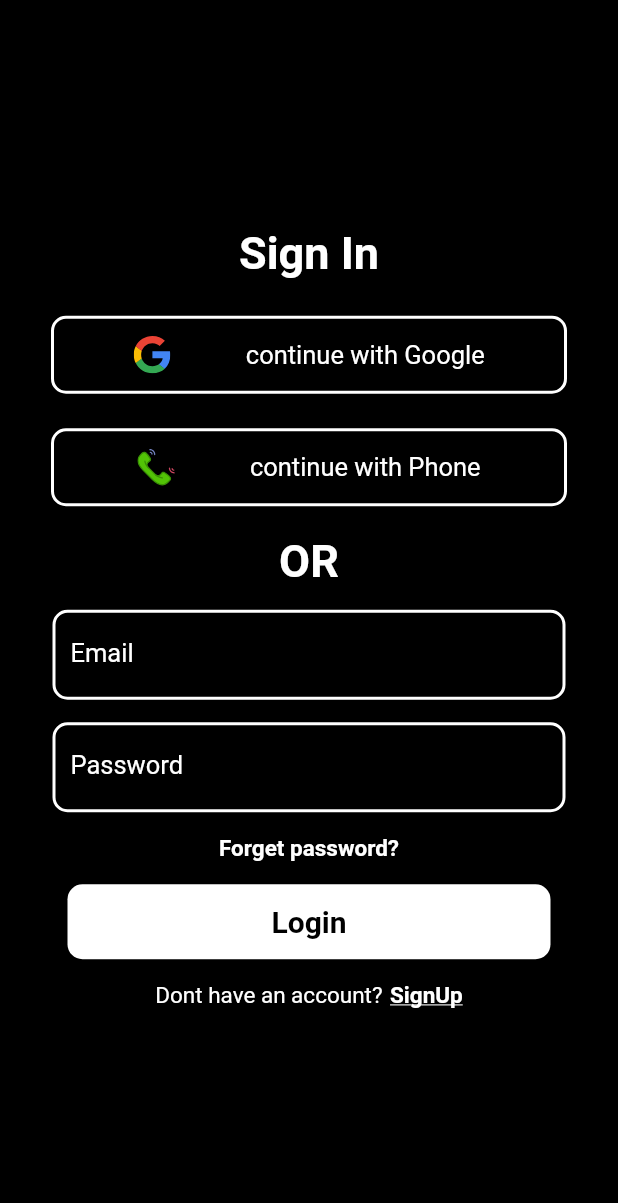
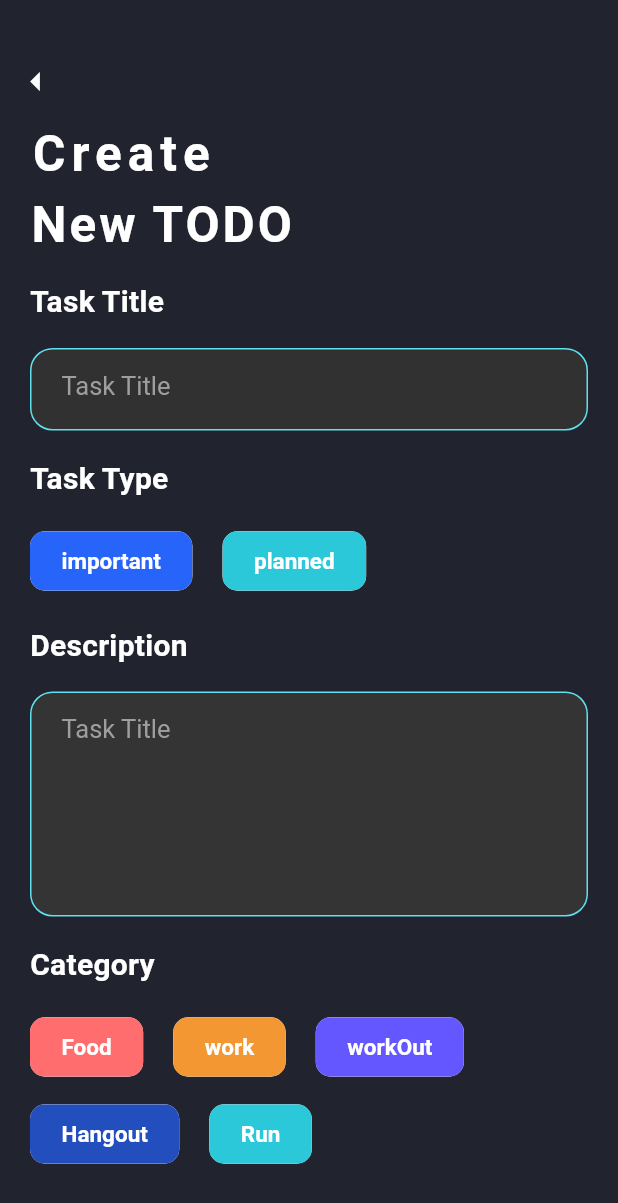
Before and after one commit to Anish-guragain/To-do-app_Flutter, a Flutter app: the screen it shows after launch, on a phone screen of 412 x 824 dp. Shown: the top 1203 px of the screen. Run offline on Flutter 3.47's test engine with Material 2 defaults, Android fonts, the phone set to English and light mode, and no system bars; our stand-ins replace firebase_auth, firebase_core, flutter_secure_storage, flutter_svg, google_sign_in; accounts and stored records are empty.

Commit message:
UI for add todo

```diff
--- a/lib/main.dart
+++ b/lib/main.dart
@@ -3,8 +3,11 @@
 import 'package:firebase_auth/firebase_auth.dart' as firebase_auth;
 import 'package:firebase_core/firebase_core.dart';
 import 'package:flutter/material.dart';
+import 'package:todoproject/Service/Auth_service.dart';
+import 'package:todoproject/pages/AddTodo.dart';
 import 'package:todoproject/pages/SignUpPage.dart';
 import 'package:todoproject/pages/SigninPage.dart';
+import 'package:todoproject/pages/home.dart';
 
 void main() async {
   WidgetsFlutterBinding.ensureInitialized();
@@ -22,10 +25,28 @@ class MyApp extends StatefulWidget {
 class _MyAppState extends State<MyApp> {
 //  Fire base auth
 
+  Widget currentPage = SignUpPage();
+  AuthClass authClass = AuthClass();
+
+  @override
+  void initState() {
+    // TODO: implement initState
+    super.initState();
+  }
+
+  void checkLogin() async {
+    String? token = await authClass.getToken();
+    if (token != null) {
+      setState(() {
+        currentPage = home();
+      });
+    }
+  }
+
   @override
   Widget build(BuildContext context) {
     return MaterialApp(
-      home: SigninPage(),
+      home: Addtodo(),
     );
   }
 }
--- /dev/null
+++ b/lib/pages/AddTodo.dart
@@ -0,0 +1,243 @@
+// ignore_for_file: prefer_const_constructors, prefer_const_literals_to_create_immutables
+
+import 'package:flutter/cupertino.dart';
+import 'package:flutter/material.dart';
+
+class Addtodo extends StatefulWidget {
+  const Addtodo({Key? key}) : super(key: key);
+
+  @override
+  State<Addtodo> createState() => _AddtodoState();
+}
+
+class _AddtodoState extends State<Addtodo> {
+  @override
+  Widget build(BuildContext context) {
+    return Scaffold(
+        body: Container(
+      height: MediaQuery.of(context).size.height,
+      width: MediaQuery.of(context).size.width,
+      decoration: BoxDecoration(
+        color: Color.fromARGB(255, 33, 36, 47),
+      ),
+      child: SingleChildScrollView(
+        child: Column(
+          crossAxisAlignment: CrossAxisAlignment.start,
+          children: [
+            SizedBox(
+              height: 30,
+            ),
+            IconButton(
+              onPressed: () {},
+              icon: Icon(
+                Icons.arrow_left,
+                color: Colors.white,
+                size: 30,
+              ),
+            ),
+            Padding(
+              padding: const EdgeInsets.symmetric(horizontal: 20, vertical: 5),
+              child: Column(
+                crossAxisAlignment: CrossAxisAlignment.start,
+                children: [
+                  Text("Create",
+                      style: TextStyle(
+                          color: Colors.white,
+                          fontSize: 33,
+                          fontWeight: FontWeight.bold,
+                          letterSpacing: 4)),
+                  SizedBox(
+                    height: 8,
+                  ),
+                  Text("New TODO",
+                      style: TextStyle(
+                          color: Colors.white,
+                          fontSize: 33,
+                          fontWeight: FontWeight.bold,
+                          letterSpacing: 2)),
+                  SizedBox(
+                    height: 20,
+                  ),
+                  label("Task Title"),
+                  SizedBox(
+                    height: 20,
+                  ),
+                  title(),
+                  SizedBox(
+                    height: 20,
+                  ),
+                  label("Task Type"),
+                  SizedBox(
+                    height: 20,
+                  ),
+                  Row(
+                    children: [
+                      chipData("important", 0xff2664fa),
+                      SizedBox(
+                        width: 20,
+                      ),
+                      chipData("planned", 0xff2bc8d9),
+                    ],
+                  ),
+                  SizedBox(
+                    height: 20,
+                  ),
+                  label("Description"),
+                  SizedBox(
+                    height: 20,
+                  ),
+                  description(),
+                  SizedBox(
+                    height: 20,
+                  ),
+                  label("Category"),
+                  SizedBox(
+                    height: 20,
+                  ),
+                  Wrap(
+                    runSpacing: 10,
+                    children: [
+                      chipData("Food", 0xffff6d6e),
+                      SizedBox(
+                        width: 20,
+                      ),
+                      chipData("work", 0xfff29732),
+                      SizedBox(
+                        width: 20,
+                      ),
+                      chipData("workOut", 0xff6557ff),
+                      SizedBox(
+                        width: 20,
+                      ),
+                      chipData("Hangout", 0xff234ebd),
+                      SizedBox(
+                        width: 20,
+                      ),
+                      chipData("Run", 0xff2bc8d9),
+                    ],
+                  ),
+                  SizedBox(
+                    height: 50,
+                  ),
+                  button(),
+                  SizedBox(
+                    height: 20,
+                  ),
+                ],
+              ),
+            )
+          ],
+        ),
+      ),
+    ));
+  }
+
+  Widget button() {
+    return Container(
+      height: 56,
+      width: MediaQuery.of(context).size.width,
+      decoration: BoxDecoration(
+        color: Color.fromARGB(255, 38, 173, 72),
+        borderRadius: BorderRadius.circular(30),
+        gradient: LinearGradient(
+          begin: Alignment.topLeft,
+          end: Alignment.bottomRight,
+          colors: [
+            Color.fromARGB(255, 31, 73, 116),
+            Color.fromARGB(255, 22, 200, 185),
+          ],
+        ),
+      ),
+      child: Center(
+        child: Text(
+          "Add Task",
+          style: TextStyle(
+              color: Colors.white,
+              fontSize: 20,
+              fontWeight: FontWeight.bold,
+              letterSpacing: 1),
+        ),
+      ),
+    );
+  }
+
+  Widget title() {
+    // ignore: dead_code
+    return Container(
+      height: 55,
+      width: MediaQuery.of(context).size.width,
+      decoration: BoxDecoration(
+        color: Color.fromARGB(255, 50, 49, 49),
+        borderRadius: BorderRadius.circular(15),
+        border: Border.all(color: Color.fromARGB(255, 95, 225, 239), width: 1),
+      ),
+      child: TextFormField(
+        style:
+            TextStyle(color: Color.fromARGB(255, 255, 252, 252), fontSize: 17),
+        decoration: InputDecoration(
+          border: InputBorder.none,
+          hintText: "Task Title",
+          hintStyle: TextStyle(color: Colors.grey, fontSize: 17),
+          contentPadding: EdgeInsets.only(
+            left: 20,
+            right: 20,
+          ),
+        ),
+      ),
+    );
+  }
+
+  Widget description() {
+    // ignore: dead_code
+    return Container(
+      height: 150,
+      width: MediaQuery.of(context).size.width,
+      decoration: BoxDecoration(
+        color: Color.fromARGB(255, 52, 52, 52),
+        borderRadius: BorderRadius.circular(15),
+        border: Border.all(color: Color.fromARGB(255, 95, 225, 239), width: 1),
+      ),
+      child: TextFormField(
+        style:
+            TextStyle(color: Color.fromARGB(255, 255, 255, 255), fontSize: 17),
+        maxLines: null,
+        decoration: InputDecoration(
+          border: InputBorder.none,
+          hintText: "Task Title",
+          hintStyle: TextStyle(color: Colors.grey, fontSize: 17),
+          contentPadding: EdgeInsets.only(
+            left: 20,
+            right: 20,
+          ),
+        ),
+      ),
+    );
+  }
+
+  Widget chipData(String label, int color) {
+    return Chip(
+      backgroundColor: Color(color),
+      shape: RoundedRectangleBorder(
+        borderRadius: BorderRadius.circular(10),
+      ),
+      label: Text(
+        label,
+        style: TextStyle(
+            color: Colors.white, fontSize: 15, fontWeight: FontWeight.bold),
+      ),
+      labelPadding: EdgeInsets.symmetric(horizontal: 17, vertical: 3.8),
+    );
+  }
+
+  Widget label(String label) {
+    return Text(
+      label,
+      style: TextStyle(
+        color: Colors.white,
+        fontSize: 20,
+        fontWeight: FontWeight.bold,
+        letterSpacing: 0.2,
+      ),
+    );
+  }
+}
--- a/lib/pages/SigninPage.dart
+++ b/lib/pages/SigninPage.dart
@@ -4,6 +4,7 @@ import 'package:flutter/material.dart';
 import 'package:flutter_svg/flutter_svg.dart';
 import 'package:firebase_auth/firebase_auth.dart' as firebase_auth;
 
+import '../Service/Auth_service.dart';
 import 'SignUpPage.dart';
 import 'home.dart';
 
@@ -19,6 +20,7 @@ class _SigninPageState extends State<SigninPage> {
   TextEditingController _emailController = TextEditingController();
   TextEditingController _passwordController = TextEditingController();
   bool circularProgress = false;
+  AuthClass authClass = AuthClass();
   @override
   Widget build(BuildContext context) {
     return Scaffold(
@@ -40,11 +42,13 @@ class _SigninPageState extends State<SigninPage> {
               SizedBox(
                 height: 20,
               ),
-              buttonitem('assets/google.svg', "continue with Google", 25),
+              buttonitem('assets/google.svg', "continue with Google", 25, () {
+                authClass.googleSignIn(context);
+              }),
               SizedBox(
                 height: 15,
               ),
-              buttonitem('assets/phone.svg', "continue with Phone", 25),
+              buttonitem('assets/phone.svg', "continue with Phone", 25, () {}),
               SizedBox(
                 height: 15,
               ),
@@ -165,8 +169,11 @@ class _SigninPageState extends State<SigninPage> {
     );
   }
 
-  Widget buttonitem(String imagepath, String buttonNamae, double size) {
-    return Container(
+  Widget buttonitem(
+      String imagepath, String buttonNamae, double size, VoidCallback onTap) {
+    return InkWell(
+      onTap: onTap,
+      child: Container(
         width: MediaQuery.of(context).size.width - 60,
         height: 60,
         child: Card(
@@ -190,6 +197,7 @@ class _SigninPageState extends State<SigninPage> {
             ],
           ),
         ),
+      ),
     );
   }
 
--- a/pubspec.yaml
+++ b/pubspec.yaml
@@ -37,6 +37,8 @@ dependencies:
   firebase_core: ^1.20.0
   firebase_auth: ^3.5.1
   flutter_svg: ^1.1.1+1
+  google_sign_in: ^5.4.1
+  flutter_secure_storage: ^5.1.0
 
 dev_dependencies:
   flutter_test:
```
Also changed, not shown: lib/Service/Auth_service.dart (added, +82 -0 lines), lib/pages/SignUpPage.dart (+14 -4 lines), lib/pages/home.dart (+19 -3 lines), pubspec.lock, 7 other files. Lines whose indentation alone changed are shown as unchanged.
